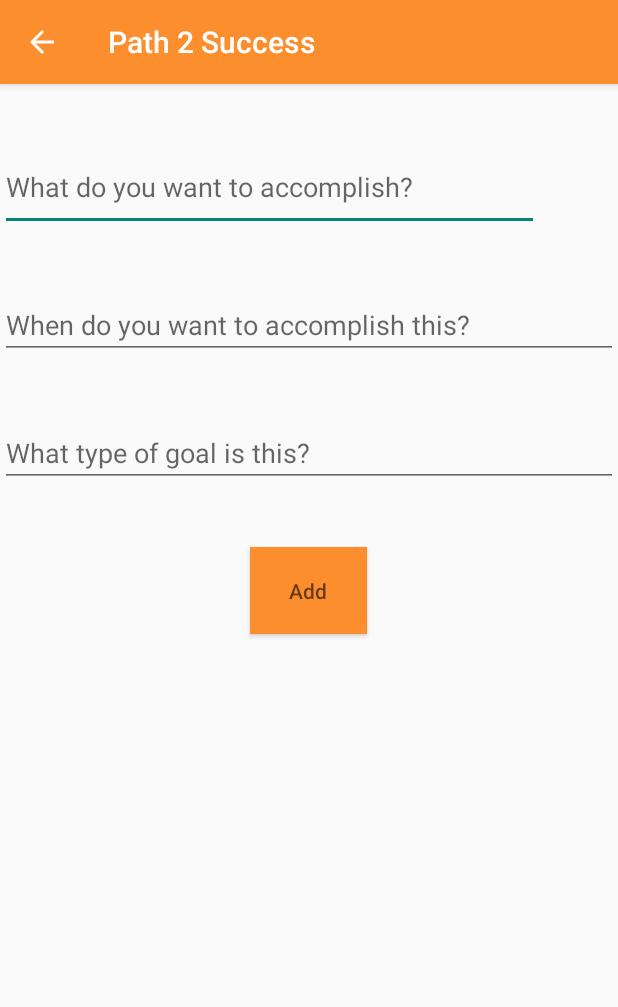
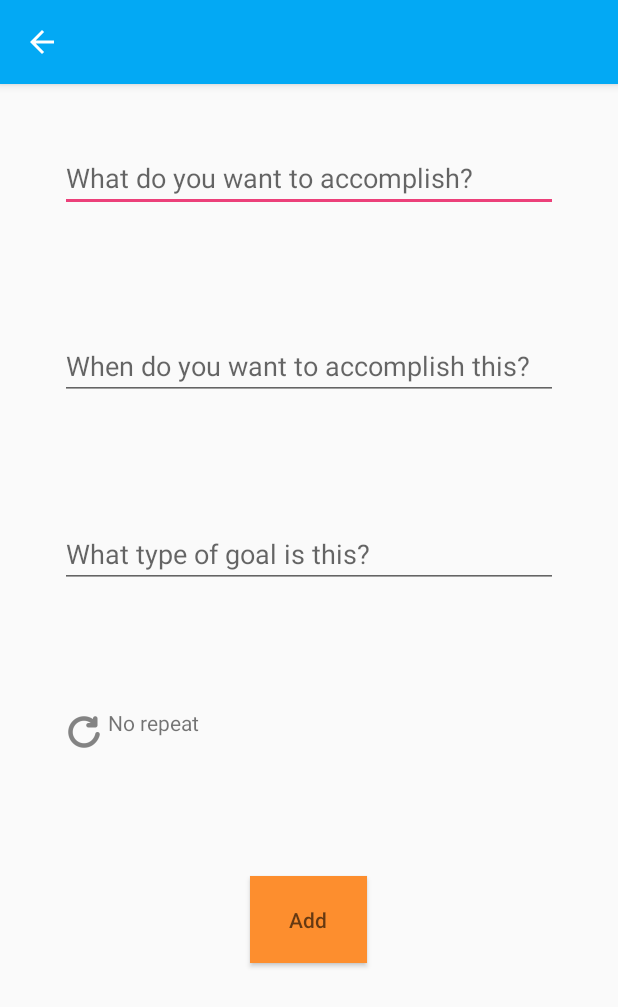
Before and after one commit to alisonhc/Path2Success, an Android app: the InputNewGoal screen opened directly, with no data from a screen before it, on a phone screen of 412 x 824 dp. Shown: the top 1007 px of the screen. Run offline under Robolectric (Android 15) with nearby library versions, the phone set to English and light mode, and no system bars.

Commit message:
A way better looking UI now.

```diff
--- a/Path2Success/src/main/AndroidManifest.xml
+++ b/Path2Success/src/main/AndroidManifest.xml
@@ -7,7 +7,7 @@
         android:icon="@mipmap/ic_launcher"
         android:label="@string/app_name"
         android:supportsRtl="true"
-        android:theme="@style/Theme.AppCompat.Light.NoActionBar">
+        android:theme="@style/AppTheme">
         <activity
             android:name=".HomeScreenActivity"
             android:label="@string/app_name"
--- a/Path2Success/src/main/java/com/example/tyler/Path2Success/InputNewGoal.java
+++ b/Path2Success/src/main/java/com/example/tyler/Path2Success/InputNewGoal.java
@@ -59,7 +59,7 @@ public class InputNewGoal extends AppCompatActivity {
 
         Toolbar myToolbar = (Toolbar) findViewById(R.id.input_toolbar);
         setSupportActionBar(myToolbar);
-        setTitle("Path 2 Success");
+        setTitle("");
         getSupportActionBar().setDisplayHomeAsUpEnabled(true);
 
         goalList = new JSONArray();
--- a/Path2Success/src/main/res/layout/activity_home_screen.xml
+++ b/Path2Success/src/main/res/layout/activity_home_screen.xml
@@ -16,7 +16,7 @@
         android:layout_height="match_parent"
         app:layout_behavior="@string/appbar_scrolling_view_behavior"
         android:id="@+id/home_screen_linearLayout"
-        android:clipChildren="true">
+        android:background="@drawable/golden">
         <android.support.v7.widget.Toolbar
             android:id="@+id/homescreen_toolbar"
             android:layout_width="match_parent"
@@ -38,7 +38,7 @@
         </ListView>
 
         <android.support.design.widget.FloatingActionButton
-            android:id="@+id/fab"
+            android:id="@+id/add_button"
             android:layout_width="wrap_content"
             android:layout_height="wrap_content"
             android:clickable="true"
@@ -56,6 +56,6 @@
         android:layout_height="match_parent"
         android:layout_marginTop="?attr/actionBarSize"
         android:layout_gravity="left|start"
-        android:background="#ffeeeeee">
+        android:background="#80000000">
     </ListView>
 </android.support.v4.widget.DrawerLayout>
--- a/Path2Success/src/main/res/layout/activity_input_new_goal.xml
+++ b/Path2Success/src/main/res/layout/activity_input_new_goal.xml
@@ -22,9 +22,9 @@
 
 
     <EditText android:id="@+id/taskContent"
-        android:layout_width="359dp"
-        android:layout_height="58dp"
-        android:layout_marginTop="60px"
+        android:layout_width="match_parent"
+        android:layout_height="wrap_content"
+        android:layout_margin="60px"
         android:clickable="true"
         android:focusableInTouchMode="true"
         android:hint="@string/hint_to_add" />
@@ -35,18 +35,31 @@
         android:layout_height="wrap_content"
         android:id="@+id/datePicker"
         android:hint="@string/hint_of_time"
-        android:layout_marginTop="60px"
-        android:layout_gravity="center_horizontal"
-        />
+        android:layout_margin="60px" />
 
     <EditText
         android:layout_width="match_parent"
         android:layout_height="wrap_content"
         android:id="@+id/categorySelector"
         android:hint="@string/hint_of_category"
-        android:layout_marginTop="60px"
+        android:layout_margin="60px"
         android:layout_gravity="center_horizontal"
         />
+
+    <LinearLayout
+        android:layout_width="match_parent"
+        android:layout_height="wrap_content"
+        android:layout_margin="60px">
+        <ImageView
+            android:layout_width="wrap_content"
+            android:layout_height="wrap_content"
+            android:src="@drawable/ic_repeat"/>
+        <TextView
+            android:layout_width="match_parent"
+            android:layout_height="wrap_content"
+            android:id="@+id/repeatOption"
+            android:text="No repeat"/>
+    </LinearLayout>
 
     <Button android:id="@+id/add_and_back"
         android:layout_width="78dp"
--- a/Path2Success/src/main/res/values/colors.xml
+++ b/Path2Success/src/main/res/values/colors.xml
@@ -1,6 +1,7 @@
 <?xml version="1.0" encoding="utf-8"?>
 <resources>
-    <color name="colorPrimary">#fd8e2e</color>
-    <color name="colorPrimaryDark">#ce6912</color>
-    <color name="colorAccent">#2410aa</color>
+    <color name="colorPrimary">#03A9F4</color>
+    <color name="colorPrimaryDark">#01579B</color>
+    <color name="colorAccent">#EC407A</color>
+    <color name="common_border_color">#FFFFFF</color>
 </resources>
```
Also changed, not shown: Path2Success/src/main/res/layout/goal_info.xml (+12 -6 lines), Path2Success/src/main/res/drawable-hdpi/ic_repeat.png (added), Path2Success/src/main/res/drawable-mdpi/ic_repeat.png (added), Path2Success/src/main/res/drawable-xhdpi/ic_repeat.png (added), Path2Success/src/main/res/drawable-xxhdpi/ic_repeat.png (added).
